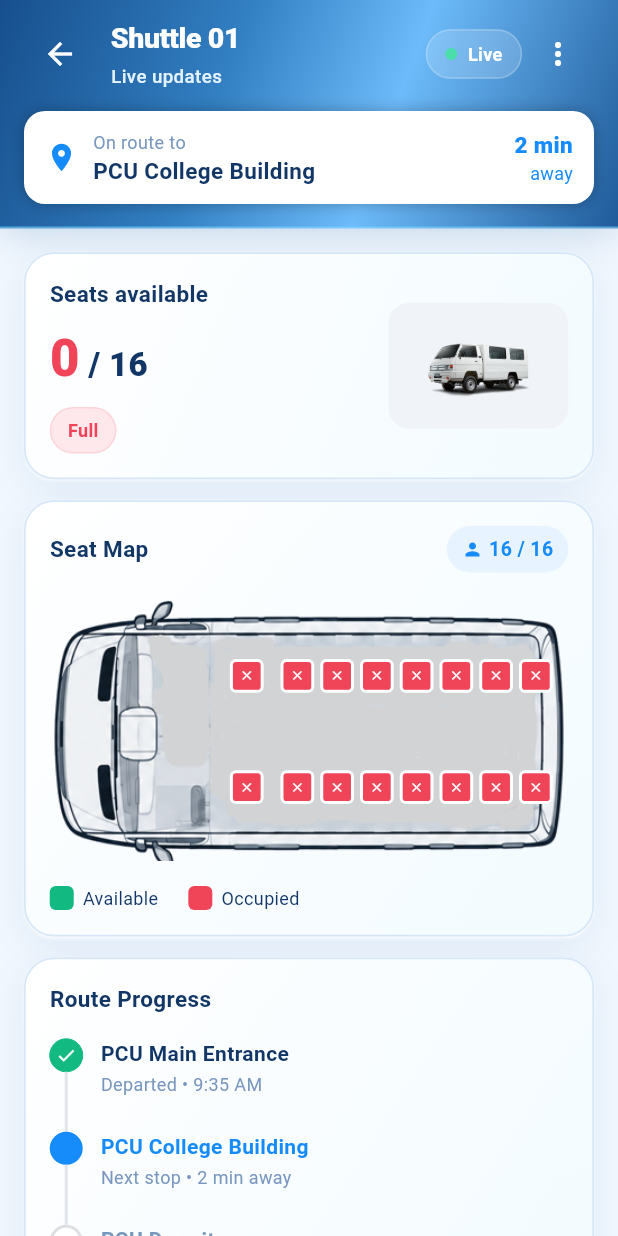
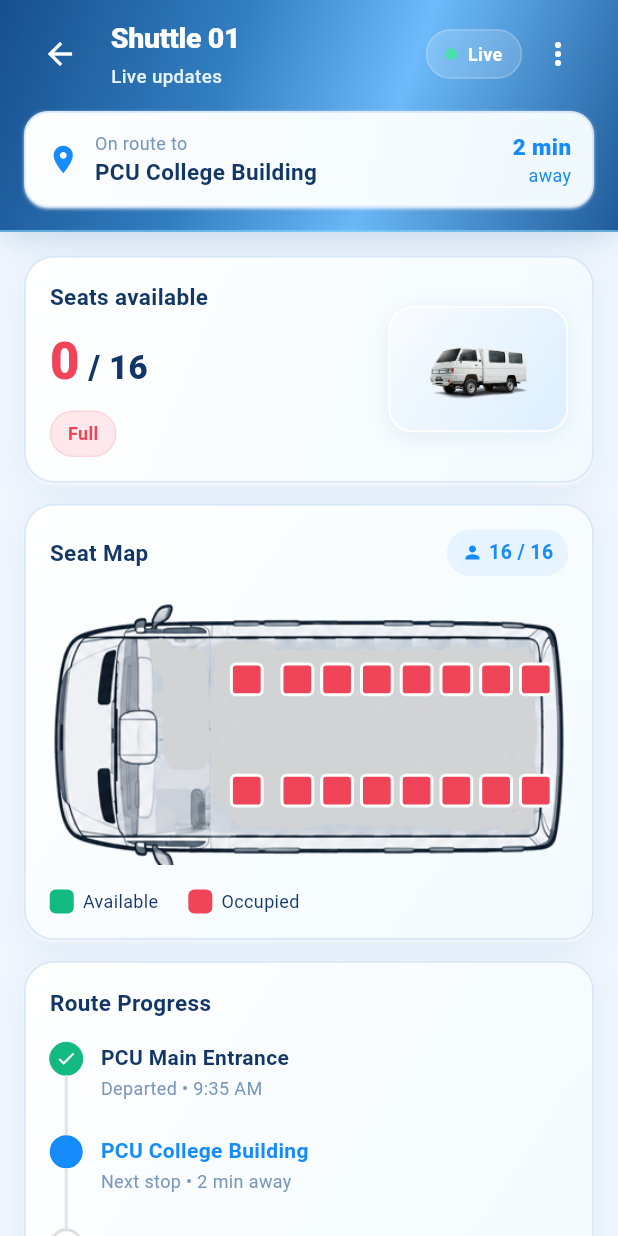
Before and after one commit to mjervalerio-afk/E-Byahe, a Flutter app: the screen it shows after launch, after a tap on "Shuttle 01", on a phone screen of 412 x 824 dp. Run offline on Flutter 3.47's test engine with Material 3 defaults, Android fonts, the phone set to English and light mode, and no system bars; our stand-ins replace connectivity_plus, flutter_map, latlong2, shimmer, video_player.

Commit message:
Polish shuttle detail surfaces and seat indicators

```diff
--- a/lib/screens/shuttle_detail_screen.dart
+++ b/lib/screens/shuttle_detail_screen.dart
@@ -111,11 +111,7 @@ class ShuttleDetailScreen extends StatelessWidget {
   Widget _buildRouteCard() {
     return Container(
       padding: const EdgeInsets.symmetric(horizontal: 14, vertical: 12),
-      decoration: BoxDecoration(
-        color: Colors.white,
-        borderRadius: BorderRadius.circular(14),
-        boxShadow: const [BoxShadow(color: Colors.black26, blurRadius: 8)],
-      ),
+      decoration: appCardDecoration(radius: 16),
       child: Row(
         children: [
           const Icon(Icons.location_on, color: AppColors.blue, size: 22),
@@ -220,8 +216,20 @@ class ShuttleDetailScreen extends StatelessWidget {
             height: 84,
             padding: const EdgeInsets.all(6),
             decoration: BoxDecoration(
-              color: const Color(0xFFF0F4F9),
-              borderRadius: BorderRadius.circular(14),
+              gradient: const LinearGradient(
+                begin: Alignment.topLeft,
+                end: Alignment.bottomRight,
+                colors: [Color(0xFFF9FCFF), Color(0xFFDCEEFF)],
+              ),
+              borderRadius: BorderRadius.circular(16),
+              border: Border.all(color: Colors.white, width: 1.3),
+              boxShadow: const [
+                BoxShadow(
+                  color: Color(0x18265F9E),
+                  blurRadius: 10,
+                  offset: Offset(0, 3),
+                ),
+              ],
             ),
             child: Image.asset(
               'assets/images/shuttle_van.png',
@@ -346,10 +354,7 @@ class ShuttleDetailScreen extends StatelessWidget {
   Widget _buildLiveUpdatesBanner() {
     return Container(
       padding: const EdgeInsets.all(14),
-      decoration: BoxDecoration(
-        color: AppColors.softBlue,
-        borderRadius: BorderRadius.circular(14),
-      ),
+      decoration: appCardDecoration(radius: 16),
       child: const Row(
         crossAxisAlignment: CrossAxisAlignment.start,
         children: [
@@ -411,9 +416,8 @@ class _SeatBox extends StatelessWidget {
         borderRadius: BorderRadius.circular(size * 0.18),
         border: Border.all(color: Colors.white, width: 2),
       ),
-      child: available
-          ? null
-          : Icon(Icons.close, color: Colors.white, size: size * 0.45),
+      // Seat state is communicated by color only: green = available, red = occupied.
+      child: null,
     );
   }
 }
```
